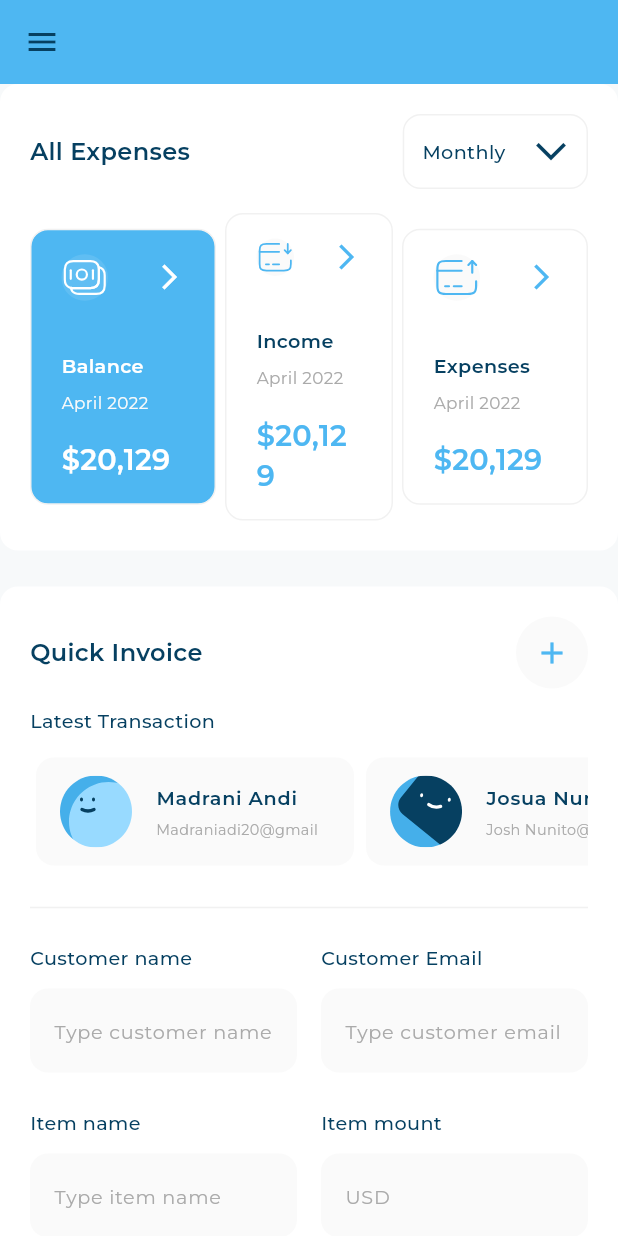
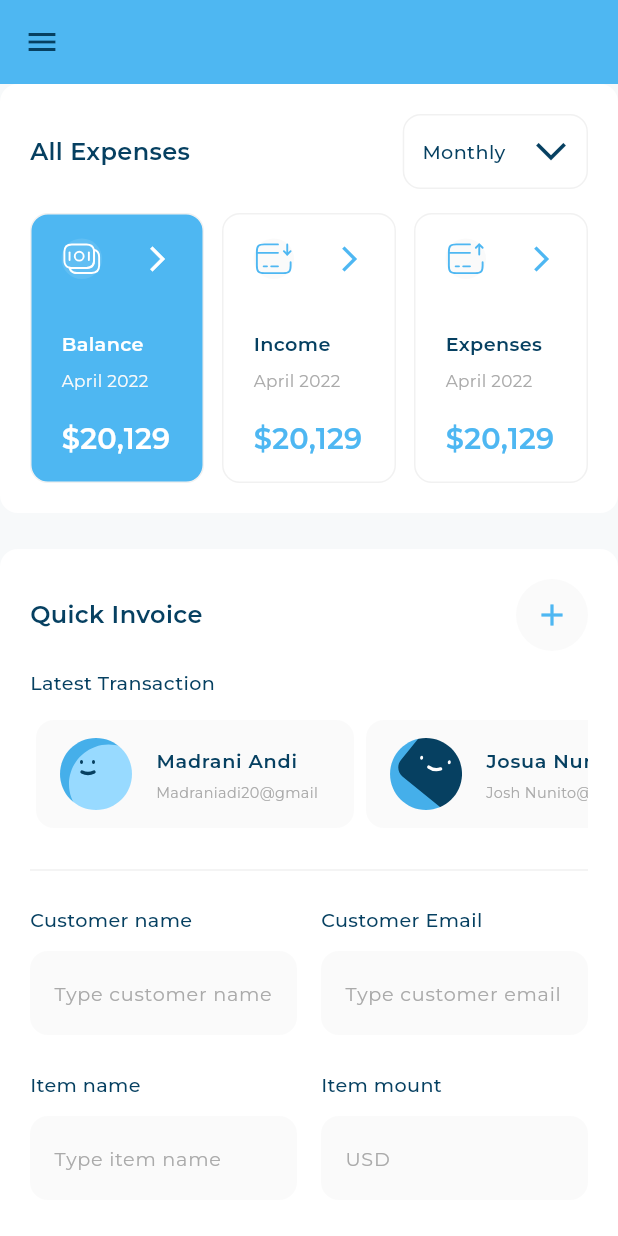
Before and after one commit to Nidhal-Khazene/Invoicing-Dashboard, a Flutter app: the screen it shows after launch, on a phone screen of 412 x 824 dp. Run offline on Flutter 3.47's test engine with Material 3 defaults, Android fonts, the phone set to English and light mode, and no system bars; our stand-ins replace device_preview, expandable_page_view, fl_chart, flutter_svg.

Commit message:
mobile layout responsive errors fixed

```diff
--- a/lib/widgets/Active_and_inactive_all_expenses_item.dart
+++ b/lib/widgets/Active_and_inactive_all_expenses_item.dart
@@ -33,13 +33,28 @@ class InActiveAllExpensesItem extends StatelessWidget {
             iconColor: kPrimaryColor,
           ),
           const SizedBox(height: 34),
-          Text(allExpensesItemModel.name, style: AppStyles.semiBold16(context)),
+          FittedBox(
+            fit: BoxFit.scaleDown,
+            child: Text(
+              allExpensesItemModel.name,
+              style: AppStyles.semiBold16(context),
+            ),
+          ),
           const SizedBox(height: 8),
-          Text(allExpensesItemModel.date, style: AppStyles.regular14(context)),
+          FittedBox(
+            fit: BoxFit.scaleDown,
+            child: Text(
+              allExpensesItemModel.date,
+              style: AppStyles.regular14(context),
+            ),
+          ),
           const SizedBox(height: 16),
-          Text(
+          FittedBox(
+            fit: BoxFit.scaleDown,
+            child: Text(
               allExpensesItemModel.price,
               style: AppStyles.semiBold24(context),
+            ),
           ),
         ],
       ),
@@ -72,21 +87,34 @@ class ActiveAllExpensesItem extends StatelessWidget {
             backgroundIconColor: Colors.white.withValues(alpha: 0.10),
           ),
           const SizedBox(height: 34),
-          Text(
+          FittedBox(
+            fit: BoxFit.scaleDown,
+            child: Text(
               allExpensesItemModel.name,
-            style: AppStyles.semiBold16(context).copyWith(color: Colors.white),
+              style: AppStyles.semiBold16(
+                context,
+              ).copyWith(color: Colors.white),
+            ),
           ),
           const SizedBox(height: 8),
-          Text(
+          FittedBox(
+            fit: BoxFit.scaleDown,
+            child: Text(
               allExpensesItemModel.date,
               style: AppStyles.regular14(
                 context,
               ).copyWith(color: const Color(0xffFAFAFA)),
             ),
+          ),
           const SizedBox(height: 16),
-          Text(
+          FittedBox(
+            fit: BoxFit.scaleDown,
+            child: Text(
               allExpensesItemModel.price,
-            style: AppStyles.semiBold24(context).copyWith(color: Colors.white),
+              style: AppStyles.semiBold24(
+                context,
+              ).copyWith(color: Colors.white),
+            ),
           ),
         ],
       ),
--- a/lib/widgets/all_expenses_item_header.dart
+++ b/lib/widgets/all_expenses_item_header.dart
@@ -20,6 +20,8 @@ class AllExpensesItemHeader extends StatelessWidget {
     return Row(
       children: [
         Flexible(
+          child: ConstrainedBox(
+            constraints: const BoxConstraints(maxWidth: 60),
             child: AspectRatio(
               aspectRatio: 1,
               child: Container(
@@ -39,6 +41,7 @@ class AllExpensesItemHeader extends StatelessWidget {
               ),
             ),
           ),
+        ),
         const Spacer(),
         Transform.rotate(
           angle: -1.5708 * 2,
--- a/lib/widgets/all_expenses_items_list_view.dart
+++ b/lib/widgets/all_expenses_items_list_view.dart
@@ -37,24 +37,43 @@ class _AllExpensesItemsListViewState extends State<AllExpensesItemsListView> {
   @override
   Widget build(BuildContext context) {
     return Row(
-      children: itemModel.asMap().entries.map((element) {
-        int index = element.key;
-        var item = element.value;
-        return Expanded(
+      children: [
+        Expanded(
           child: GestureDetector(
             onTap: () {
-              updateSelectedIndex(index);
+              updateSelectedIndex(0);
             },
-            child: Padding(
-              padding: EdgeInsets.symmetric(horizontal: index == 1 ? 6 : 0),
-              child: AllExpensesItem(
-                isActive: selectedIndex == index,
-                allExpensesItemModel: item,
-              ),
+            child: AllExpensesItem(
+              isActive: selectedIndex == 0,
+              allExpensesItemModel: itemModel[0],
             ),
           ),
-        );
-      }).toList(),
+        ),
+        const SizedBox(width: 12),
+        Expanded(
+          child: GestureDetector(
+            onTap: () {
+              updateSelectedIndex(1);
+            },
+            child: AllExpensesItem(
+              isActive: selectedIndex == 1,
+              allExpensesItemModel: itemModel[1],
+            ),
+          ),
+        ),
+        const SizedBox(width: 12),
+        Expanded(
+          child: GestureDetector(
+            onTap: () {
+              updateSelectedIndex(2);
+            },
+            child: AllExpensesItem(
+              isActive: selectedIndex == 2,
+              allExpensesItemModel: itemModel[2],
+            ),
+          ),
+        ),
+      ],
     );
   }
 
```
Lines whose indentation alone changed are shown as unchanged.
